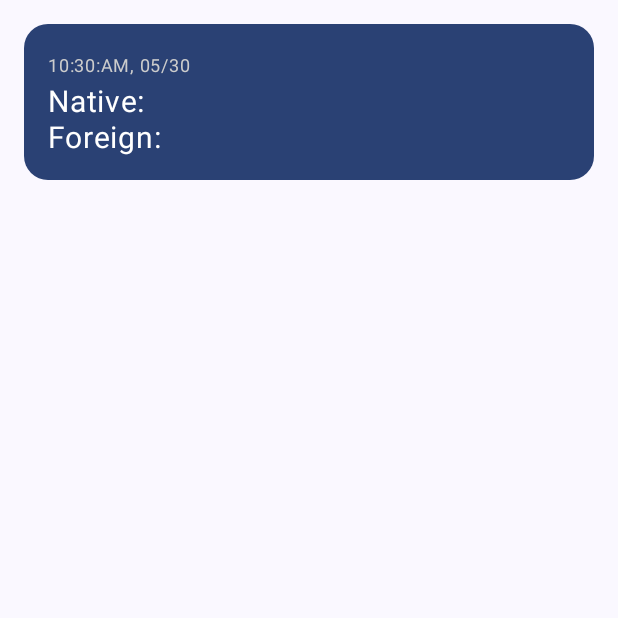
After one commit to ana-znv/translate-trainer, an Android app built with Jetpack Compose: the composable AllSentences shown on its own in the app's theme, on a phone screen of 412 x 824 dp, the top half of it. The commit adds this screen. Run offline under Robolectric (Android 15) with nearby library versions, the phone set to English and light mode, and no system bars; our stand-ins replace Room's generated code, livedata-compose.

Commit message:
created screen to get all sentences

```diff
--- a/app/build.gradle.kts
+++ b/app/build.gradle.kts
@@ -51,6 +51,7 @@ dependencies {
     implementation(libs.androidx.ui.tooling.preview)
     implementation(libs.androidx.material3)
     implementation(libs.androidx.runtime.livedata)
+    implementation(libs.generativeai)
     testImplementation(libs.junit)
     androidTestImplementation(libs.androidx.junit)
     androidTestImplementation(libs.androidx.espresso.core)
--- a/app/src/main/java/com/example/translatetrainer/NavController.kt
+++ b/app/src/main/java/com/example/translatetrainer/NavController.kt
@@ -6,6 +6,7 @@ import androidx.navigation.compose.composable
 import androidx.navigation.compose.rememberNavController
 import com.example.translatetrainer.data.SentenceViewModel
 import com.example.translatetrainer.ui.screen.AddSentenceScreen
+import com.example.translatetrainer.ui.screen.AllSentences
 import com.example.translatetrainer.ui.screen.MainScreen
 import com.example.translatetrainer.ui.screen.StartTraining
 
@@ -20,5 +21,6 @@ fun NavController(viewModel: SentenceViewModel) {
         composable("home") { MainScreen(navController) }
         composable("add_sentence") { AddSentenceScreen(navController, viewModel) }
         composable("start") { StartTraining(navController) }
+        composable("all_sentences") { AllSentences(viewModel) }
     }
 }
--- a/app/src/main/java/com/example/translatetrainer/ui/screen/AddSentenceScreen.kt
+++ b/app/src/main/java/com/example/translatetrainer/ui/screen/AddSentenceScreen.kt
@@ -33,7 +33,7 @@ import com.example.translatetrainer.data.SentenceViewModel
 
 @OptIn(ExperimentalMaterial3Api::class)
 @Composable
-fun AddSentenceScreen(navController: NavController ,viewModel: SentenceViewModel) {
+fun AddSentenceScreen(navController: NavController, viewModel: SentenceViewModel) {
 
     var nativeText by remember {
         mutableStateOf("")
@@ -60,7 +60,8 @@ fun AddSentenceScreen(navController: NavController ,viewModel: SentenceViewModel
                     }
                 },
                 title = {
-                    Text(text = "Add Sentence",
+                    Text(
+                        text = "Add Sentence",
                         color = Color(0xFFE7E7E7),
                         fontSize = 20.sp,
                         fontWeight = FontWeight.Medium
--- /dev/null
+++ b/app/src/main/java/com/example/translatetrainer/ui/screen/AllSentences.kt
@@ -0,0 +1,81 @@
+package com.example.translatetrainer.ui.screen
+
+import androidx.compose.foundation.background
+import androidx.compose.foundation.layout.Column
+import androidx.compose.foundation.layout.Row
+import androidx.compose.foundation.layout.fillMaxHeight
+import androidx.compose.foundation.layout.fillMaxWidth
+import androidx.compose.foundation.layout.padding
+import androidx.compose.foundation.lazy.LazyColumn
+import androidx.compose.foundation.lazy.itemsIndexed
+import androidx.compose.foundation.shape.RoundedCornerShape
+import androidx.compose.material3.MaterialTheme
+import androidx.compose.material3.Text
+import androidx.compose.runtime.Composable
+import androidx.compose.runtime.getValue
+import androidx.compose.runtime.livedata.observeAsState
+import androidx.compose.ui.Alignment
+import androidx.compose.ui.Modifier
+import androidx.compose.ui.draw.clip
+import androidx.compose.ui.graphics.Color
+import androidx.compose.ui.unit.dp
+import androidx.compose.ui.unit.sp
+import com.example.translatetrainer.data.Sentence
+import com.example.translatetrainer.data.SentenceViewModel
+import java.text.SimpleDateFormat
+import java.util.Locale
+
+@Composable
+fun AllSentences(viewModel: SentenceViewModel) {
+    val sentenceList by viewModel.sentenceList.observeAsState()
+
+    Column(
+        modifier = Modifier
+            .fillMaxHeight()
+            .padding(8.dp)
+    ) {
+        sentenceList?.let {
+            LazyColumn(
+                content = {
+                    itemsIndexed(it) { index, item ->
+                        SentenceItem(item = item)
+                    }
+                }
+            )
+        }
+    }
+}
+
+@Composable
+fun SentenceItem(item: Sentence) {
+    Row(
+        modifier = Modifier
+            .fillMaxWidth()
+            .padding(8.dp)
+            .clip(RoundedCornerShape(16.dp))
+            .background(MaterialTheme.colorScheme.primary),
+        verticalAlignment = Alignment.CenterVertically
+    ) {
+        Column(
+            modifier = Modifier
+                .weight(1f)
+                .padding(16.dp)
+        ) {
+            Text(
+                text = SimpleDateFormat("HH:mm:aa, dd/mm", Locale.ENGLISH).format(item.createdAt),
+                fontSize = 12.sp,
+                color = Color.LightGray
+            )
+            Text(
+                text = "Native: " + item.native,
+                fontSize = 20.sp,
+                color = Color.White
+            )
+            Text(
+                text = "Foreign: " + item.foreign,
+                fontSize = 20.sp,
+                color = Color.White
+            )
+        }
+    }
+}
--- a/app/src/main/java/com/example/translatetrainer/ui/screen/MainScreen.kt
+++ b/app/src/main/java/com/example/translatetrainer/ui/screen/MainScreen.kt
@@ -24,8 +24,9 @@ import androidx.navigation.NavController
 @Composable
 fun MainScreen(navController: NavController) {
     Column {
-        MainElements("Start training", navController, "start")
+        MainElements("Start Training", navController, "start")
         MainElements("Add Sentence", navController, "add_sentence")
+        MainElements("View All Sentences", navController, "all_sentences")
     }
 }
 
--- a/gradle/libs.versions.toml
+++ b/gradle/libs.versions.toml
@@ -11,6 +11,7 @@ composeBom = "2024.04.01"
 navigationCompose = "2.8.8"
 roomRuntime = "2.6.1"
 runtimeLivedata = "1.7.8"
+generativeai = "0.9.0"
 
 [libraries]
 androidx-core-ktx = { group = "androidx.core", name = "core-ktx", version.ref = "coreKtx" }
@@ -31,6 +32,7 @@ androidx-ui-test-manifest = { group = "androidx.compose.ui", name = "ui-test-man
 androidx-ui-test-junit4 = { group = "androidx.compose.ui", name = "ui-test-junit4" }
 androidx-material3 = { group = "androidx.compose.material3", name = "material3" }
 androidx-runtime-livedata = { group = "androidx.compose.runtime", name = "runtime-livedata", version.ref = "runtimeLivedata" }
+generativeai = { group = "com.google.ai.client.generativeai", name = "generativeai", version.ref = "generativeai" }
 
 [plugins]
 android-application = { id = "com.android.application", version.ref = "agp" }
```
